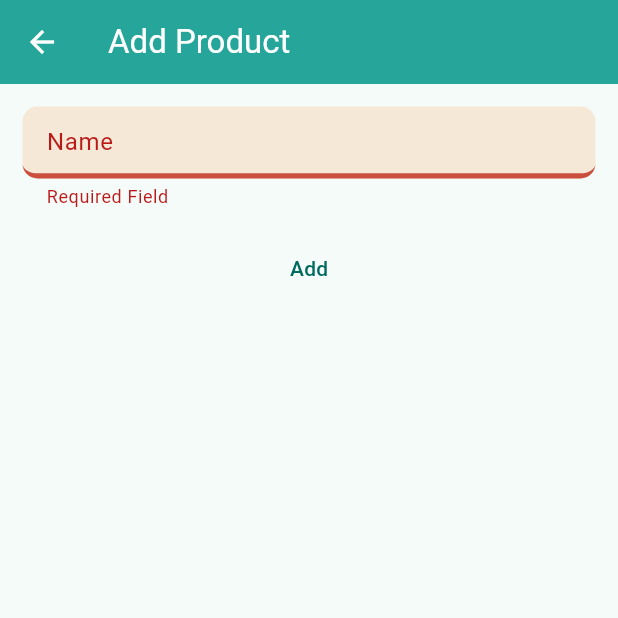
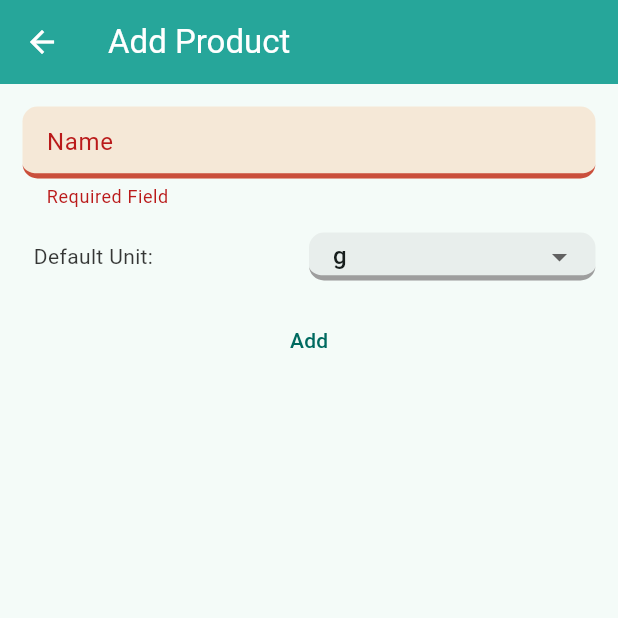
Before and after one commit to MarcPaepper/FoodTracker, a Flutter app: the EditProductView screen opened directly, after a tap on "Add", on a phone screen of 412 x 824 dp, the top half of it. Run offline on Flutter 3.47's test engine with Material 3 defaults, Android fonts, the phone set to English and light mode, and no system bars; our stand-ins replace sqflite; accounts and stored records are empty.

Commit message:
Field for default unit

```diff
--- a/lib/constants/tables.dart
+++ b/lib/constants/tables.dart
@@ -4,6 +4,10 @@ const createProductTable = '''
 CREATE TABLE IF NOT EXISTS "product" (
 	"id"	INTEGER NOT NULL UNIQUE,
 	"name"	TEXT NOT NULL UNIQUE,
+	"density_conversion"	TEXT,
+	"quantity_conversion"	TEXT,
+	"quantity_name"	TEXT,
+	"default_quantity"	TEXT,
 	PRIMARY KEY("id" AUTOINCREMENT)
 );
 ''';
--- a/lib/services/data/data_objects.dart
+++ b/lib/services/data/data_objects.dart
@@ -39,8 +39,6 @@ Unit unitFromString(String input) {
 
 String unitToString(Unit unit) {
   switch (unit) {
-    case Unit.quantity:
-      return "x";
     case Unit.kg:
       return "kg";
     case Unit.g:
@@ -55,6 +53,8 @@ String unitToString(Unit unit) {
       return "ounce";
     case Unit.lbs:
       return "lbs";
+    case Unit.quantity:
+      return "x";
     default:
       throw ArgumentError("Invalid unit: '$unit'");
   }
@@ -62,21 +62,35 @@ String unitToString(Unit unit) {
 
 class Conversion {
   final bool active;
-  final Unit from;
-  final Unit to;
-  final double factor;
+  final Unit unit1;
+  final double amount1;
+  final Unit unit2;
+  final double amount2;
 
-  const Conversion(this.active, this.from, this.to, this.factor);
+  const Conversion(this.active, this.unit1, this.amount1, this.unit2, this.amount2);
 
-  // input has to be of the form "fromUnit = factor toUnit [active/inactive]"
-  Conversion.fromString(String input)
-    : from = unitFromString(input.split(" ")[0]),
-      to = unitFromString(input.split(" ")[2]),
-      factor = double.parse(input.split(" ")[3]),
-      active = input.split(" ")[4] == "active";
+  // input has to be of the form "xxx [fromUnit] = yyy [toUnit] [active|inactive]"
+  factory Conversion.fromString(String input) {
+    try {
+      var parts = input.split(" ");
+      if (parts.length != 6) {
+        throw ArgumentError("Invalid conversion string: '$input'");
+      }
+
+      var amount1 = double.parse(parts[0]);
+      var unit1 = unitFromString(parts[1]);
+      var amount2 = double.parse(parts[3]);
+      var unit2 = unitFromString(parts[4]);
+      var active = parts[5] == "active";
+
+      return Conversion(active, unit1, amount1, unit2, amount2);
+    } catch (e) {
+      throw ArgumentError("Invalid conversion string: '$input'");
+    }
+  }
 
   @override
-  String toString() => "${unitToString(from)} = $factor ${unitToString(to)} ${active ? "active" : "inactive"}";
+  String toString() => "$amount1 ${unitToString(unit1)} = $amount2 ${unitToString(unit2)} ${active ? "active" : "inactive"}";
 }
 
 class NutrionalValue {
@@ -104,16 +118,29 @@ class Product {
 	String name = "example Product"; // must be unique
 	List<(Product, double, Unit)> ingredients = []; // How much of different products the product is composed of
 	CalcMethod nutValOrigin = CalcMethod.manual;
+
+  Unit defaultUnit = Unit.g;
 	Conversion? densityConversion; // factor when volume is converted to weight
 												// e.g. [("l", "kg", 1.035)] means 1 liter = 1.035 kg
   Conversion? quantityConversion; // factor how much one quantity of the product weighs / contains
                         // e.g. [("kg", "quantity", 3)] means 3 kg = 1 quantity
-
   String quantityUnit = "x";
 
 	Map<NutrionalValue, double?> nutValues = {};
 
-  Product(this.id, this.name);
+  Product(this.id, this.name, this.defaultUnit, this.densityConversion, this.quantityConversion, this.quantityUnit);
+
+  Product.copyWithDifferentId(Product product, int newId) {
+    id = newId;
+    name = product.name;
+    ingredients = product.ingredients;
+    nutValOrigin = product.nutValOrigin;
+    defaultUnit = product.defaultUnit;
+    densityConversion = product.densityConversion;
+    quantityConversion = product.quantityConversion;
+    quantityUnit = product.quantityUnit;
+    nutValues = product.nutValues;
+  }
 
   @override
   bool operator ==(covariant Product other) => id == other.id;
--- a/lib/services/data/sqflite_data_provider.dart
+++ b/lib/services/data/sqflite_data_provider.dart
@@ -20,10 +20,14 @@ const nutrionalValueTable = "nutritional_value";
 const idColumn = "id";
 const nameColumn = "name";
 const dateColumn = "date";
+const quantityNameColumn = "quantity_name";
+const densityConversionColumn = "density_conversion";
+const quantityConversionColumn = "quantity_conversion";
+const defaultUnitColumn = "default_quantity";
 
 const unitNameColumn = "unit";
 
-const forceReset = false;
+const forceReset = true;
 
 class SqfliteDataProvider implements DataProvider {
   Database? _db;
@@ -121,12 +125,7 @@ class SqfliteDataProvider implements DataProvider {
     if (!isLoaded()) throw DataNotLoadedException();
 
     var rows = await _db!.query(productTable);
-    return rows.map((row) =>
-      Product(
-        row[idColumn] as int,
-        row[nameColumn] as String,
-      )
-    ).toList();
+    return rows.map((row) => _dbRowToProduct(row)).toList();
   }
 
   @override
@@ -138,13 +137,22 @@ class SqfliteDataProvider implements DataProvider {
     if (results.length > 1) throw NotUniqueException();
 
     final row = results.first;
-    final name = row[nameColumn] as String;
-    final product = Product(id, name);
+    final product = _dbRowToProduct(row);
 
     _productsStreamController.add(_products);
 
     return product;
   }
+
+  Product _dbRowToProduct(Map<String, Object?> row) =>
+    Product(
+      row[idColumn] as int,
+      row[nameColumn] as String,
+      unitFromString(row[quantityNameColumn] as String),
+      Conversion.fromString(row[densityConversionColumn] as String),
+      Conversion.fromString(row[quantityConversionColumn] as String),
+      row[unitNameColumn] as String,
+    );
 
   @override
   Future<Product> createProduct(Product product) async {
@@ -155,9 +163,13 @@ class SqfliteDataProvider implements DataProvider {
 
     final id = await _db!.insert(productTable, {
       nameColumn: product.name,
+      defaultUnitColumn: product.defaultUnit.toString(),
+      densityConversionColumn: product.densityConversion.toString(),
+      quantityConversionColumn: product.quantityConversion.toString(),
+      quantityNameColumn: product.quantityUnit,
     });
 
-    var newProduct = Product(id, product.name);
+    var newProduct = Product.copyWithDifferentId(product, id);
     _products.add(newProduct);
     _productsStreamController.add(_products);
 
@@ -170,6 +182,10 @@ class SqfliteDataProvider implements DataProvider {
 
     final updatedCount = await _db!.update(productTable, {
       nameColumn: product.name,
+      defaultUnitColumn: product.defaultUnit.toString(),
+      densityConversionColumn: product.densityConversion.toString(),
+      quantityConversionColumn: product.quantityConversion.toString(),
+      quantityNameColumn: product.quantityUnit,
     }, where: 'id = ?', whereArgs: [product.id]);
     if (updatedCount != 1) throw InvalidUpdateException();
 
--- a/lib/views/edit_product_view.dart
+++ b/lib/views/edit_product_view.dart
@@ -21,11 +21,15 @@ class EditProductView extends StatefulWidget {
 
 class _EditProductViewState extends State<EditProductView> {
   final _dataService = DataService.current();
+
   final _formKey = GlobalKey<FormState>();
   late final TextEditingController _name;
+
   late final bool isEdit;
 
+  Unit _defaultUnit = Unit.g;
   int _id = -1;
+  Product? preEditProduct;
   var isDuplicate = ValueNotifier<bool>(false);
 
   @override
@@ -65,13 +69,14 @@ class _EditProductViewState extends State<EditProductView> {
               final products = snapshot.data as List<Product>;
               if (isEdit) {
                 try {
-                  final product = products.firstWhere((prod) => prod.name == widget.productName);
-                  _id = product.id;
+                  preEditProduct = products.firstWhere((prod) => prod.name == widget.productName);
+                  _id = preEditProduct!.id;
                 } catch (e) {
                   return const Text("Error: Product not found");
                 }
               }
               _name.text = widget.productName ?? "";
+              _defaultUnit = preEditProduct?.defaultUnit ?? Unit.g;
 
               return Padding(
                 padding: const EdgeInsets.all(7.0),
@@ -80,6 +85,7 @@ class _EditProductViewState extends State<EditProductView> {
                   child: Column(
                     children: [
                       _buildNameField(products),
+                      _buildDefaultUnitDropdown(_defaultUnit),
                       _buildAddButton(),
                     ]
                   ),
@@ -200,20 +206,84 @@ class _EditProductViewState extends State<EditProductView> {
       ),
     );
 
+  Widget _buildDefaultUnitDropdown(Unit currentDefaultUnit) {
+    List<Unit> units = Unit.values;
+    Map<Unit, Widget> items = {};
+
+    for (var unit in units) {
+      if (unit == Unit.quantity) {
+        // check whether the user has set up a quantity conversion
+        if (true) {
+          var quantityName = preEditProduct?.quantityUnit ?? "x";
+          items[unit] = RichText(
+            text: TextSpan(
+              text: "$quantityName ",
+              children: const [
+                TextSpan(
+                  text: "(quantity)",
+                  style: TextStyle(
+                    fontStyle: FontStyle.italic,
+                  ),
+                ),
+              ],
+            ),
+          );
+        }
+      } else {
+        items[unit] = Text(unitToString(unit));
+      }
+    }
+
+    return StatefulBuilder(
+      builder: (BuildContext context, StateSetter setState) {
+        return Padding(
+          padding: const EdgeInsets.all(8.0),
+          child: Row(
+            children: [
+              Expanded(
+                // black text saying "Default Unit:"
+                child: Text("  Default Unit:", style: TextStyle(color: Colors.black.withAlpha(200))),
+              ),
+              Expanded(
+                child: DropdownButtonFormField<Unit>(
+                  decoration: const InputDecoration(
+                    border: OutlineInputBorder(),
+                  ),
+                  value: currentDefaultUnit,
+                  items: items.entries.map((entry) => DropdownMenuItem<Unit>(
+                    value: entry.key,
+                    child: entry.value,
+                  )).toList(),
+                  onChanged: (Unit? unit) {
+                    if (unit != null) {
+                      setState(() {
+                        _defaultUnit = unit;
+                      });
+                    }
+                  },
+                ),
+              ),
+            ]
+          ),
+        );
+      }
+    );
+  }
+
   Widget _buildAddButton() => Padding(
     padding: const EdgeInsets.all(8.0),
     child: TextButton(
       onPressed: () {
-        final name = _name.text;
+        //final name = _name.text;
         final isValid = _formKey.currentState!.validate();
         if (isValid) {
-          if (isEdit) {
-            var product = Product(_id, name);
-            _dataService.updateProduct(product);
-          } else {
-            var product = Product(-1, name);
-            _dataService.createProduct(product);
-          }
+          //if (isEdit) {
+          //  var product = Product(_id, name);
+          //  _dataService.updateProduct(product);
+          //} else {
+          //  var product = Product(-1, name);
+          //  _dataService.createProduct(product);
+          //}
           Navigator.of(context).pop();
         }
       },
```
Also changed, not shown: lib/services/data/debug_data_provider.dart (+12 -23 lines), 1 other file.
